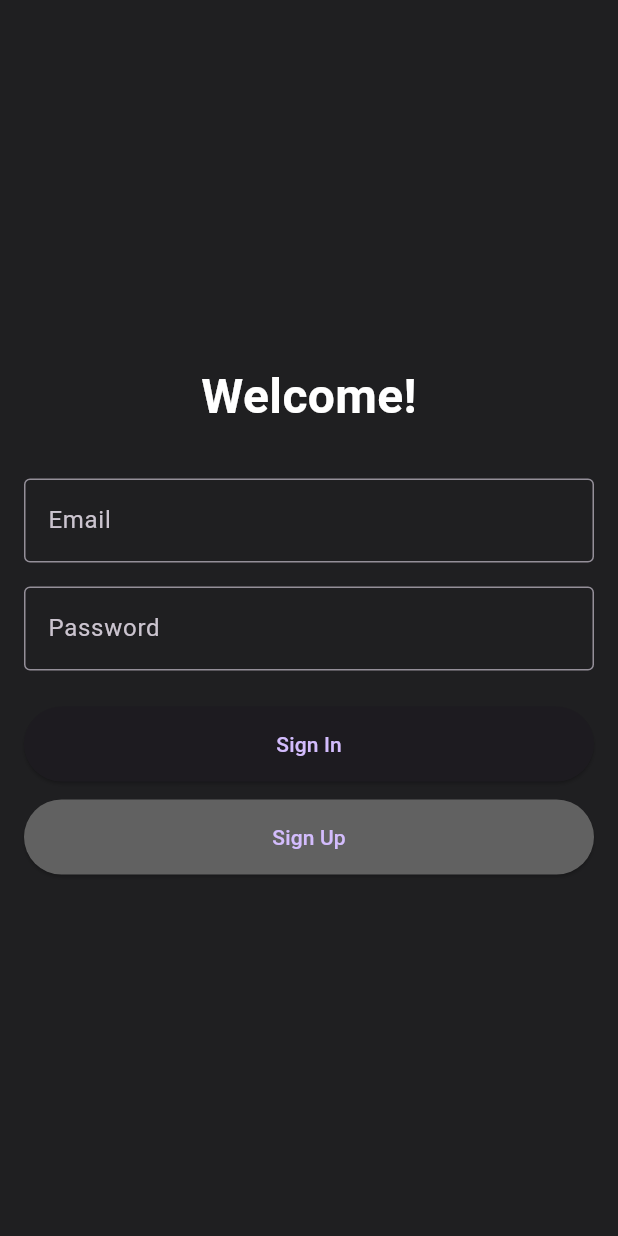
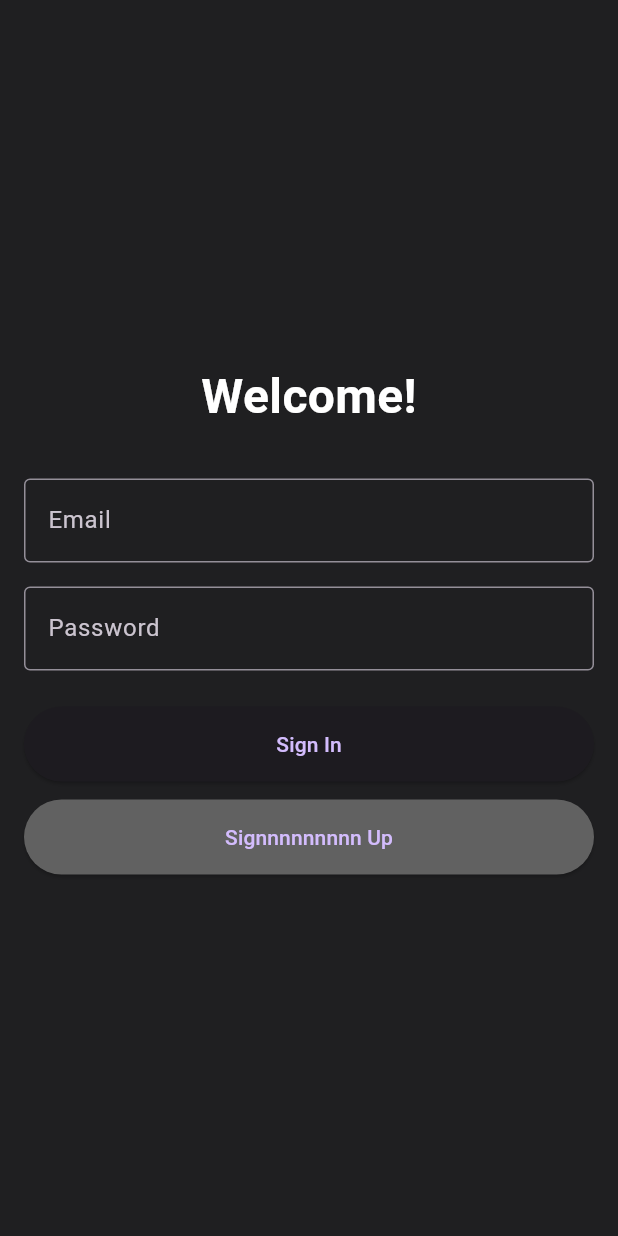
Before and after one commit to abdelrahmanTag772/step-up, a Flutter app: the screen it shows after launch, on a phone screen of 412 x 824 dp. Run offline on Flutter 3.47's test engine with Material 3 defaults, Android fonts, the phone set to English and light mode, and no system bars; our stand-ins replace bloc, cloud_firestore, equatable, firebase_auth, firebase_core, flutter_bloc; accounts and stored records are empty.

Commit message:
Updated login page UI and logic

```diff
--- a/lib/screens/login_page.dart
+++ b/lib/screens/login_page.dart
@@ -104,7 +104,7 @@ class _LoginPageState extends State<LoginPage> {
                           minimumSize: const Size(double.infinity, 50),
                           backgroundColor: Colors.grey[700],
                         ),
-                        child: const Text('Sign Up'),
+                        child: const Text('Signnnnnnnnn Up'),
                       ),
                     ],
                   );
```
